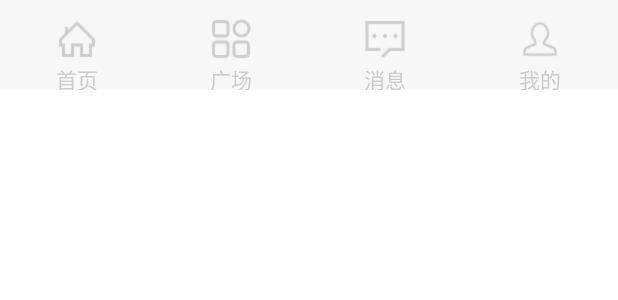
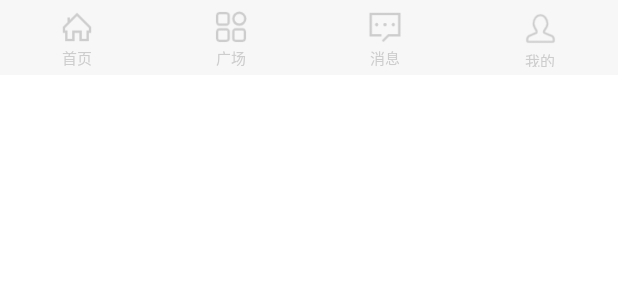
Before and after one commit to weiyuexin/tetl, an Android app: the layout bottom_layout.xml on its own in the app's theme, with its tools: preview values and no code run, on a phone screen of 412 x 824 dp. Shown: the top 300 px of the screen. Run offline under Robolectric (Android 15) with nearby library versions, the phone set to English and light mode, and no system bars.

Commit message:
修改一些显示效果

```diff
--- a/app/src/main/java/top/weiyuexin/tetl/HomeFragment.java
+++ b/app/src/main/java/top/weiyuexin/tetl/HomeFragment.java
@@ -134,7 +134,7 @@ public class HomeFragment extends Fragment {
                 TypedValue.COMPLEX_UNIT_DIP, 4, dm));
         // 设置Tab标题文字的大小
         home_tabs.setTextSize((int) TypedValue.applyDimension(
-                TypedValue.COMPLEX_UNIT_SP, 16, dm));
+                TypedValue.COMPLEX_UNIT_SP, 13, dm));
         // 设置Tab Indicator的颜色
         home_tabs.setIndicatorColor(Color.parseColor("#45c01a"));
         // 取消点击Tab时的背景色
--- a/app/src/main/res/layout/activity_search.xml
+++ b/app/src/main/res/layout/activity_search.xml
@@ -25,8 +25,8 @@
             android:background="@drawable/corners_bg">
 
             <ImageView
-                android:layout_width="20dp"
-                android:layout_height="20dp"
+                android:layout_width="17dp"
+                android:layout_height="17dp"
                 android:layout_marginLeft="10dp"
                 android:src="@drawable/search"/>
             <EditText
--- a/app/src/main/res/layout/bottom_layout.xml
+++ b/app/src/main/res/layout/bottom_layout.xml
@@ -1,8 +1,10 @@
 <?xml version="1.0" encoding="utf-8"?>
 <LinearLayout xmlns:android="http://schemas.android.com/apk/res/android"
     android:orientation="horizontal" android:layout_width="match_parent"
-    android:layout_height="60dp"
-    android:paddingTop="10dp"
+    android:layout_height="50dp"
+    android:paddingTop="5dp"
+    android:paddingBottom="5dp"
+    android:gravity="center"
     android:background="@color/gray">
 
     <LinearLayout
@@ -14,8 +16,8 @@
         android:orientation="vertical"
         android:id="@+id/tab_home">
         <ImageView
-            android:layout_width="32dp"
-            android:layout_height="32dp"
+            android:layout_width="25dp"
+            android:layout_height="25dp"
             android:id="@+id/tab_iv_home"
             android:background="@drawable/tab_home"/>
         <TextView
@@ -23,6 +25,7 @@
             android:layout_height="wrap_content"
             android:id="@+id/tab_tv_home"
             android:gravity="center"
+            android:textSize="10sp"
             android:textColor="@color/tab_unselected"
             android:text="首页"/>
     </LinearLayout>
@@ -36,8 +39,8 @@
         android:orientation="vertical"
         android:id="@+id/tab_square">
         <ImageView
-            android:layout_width="32dp"
-            android:layout_height="32dp"
+            android:layout_width="25dp"
+            android:layout_height="25dp"
             android:id="@+id/tab_iv_square"
             android:background="@drawable/tab_square"/>
         <TextView
@@ -45,6 +48,7 @@
             android:layout_height="wrap_content"
             android:id="@+id/tab_tv_square"
             android:gravity="center"
+            android:textSize="10sp"
             android:textColor="@color/tab_unselected"
             android:text="广场"/>
     </LinearLayout>
@@ -57,8 +61,8 @@
         android:orientation="vertical"
         android:id="@+id/tab_message">
         <ImageView
-            android:layout_width="32dp"
-            android:layout_height="32dp"
+            android:layout_width="25dp"
+            android:layout_height="25dp"
             android:id="@+id/tab_iv_message"
             android:background="@drawable/tab_message"/>
         <TextView
@@ -66,6 +70,7 @@
             android:layout_height="wrap_content"
             android:id="@+id/tab_tv_message"
             android:gravity="center"
+            android:textSize="10sp"
             android:textColor="@color/tab_unselected"
             android:text="消息"/>
     </LinearLayout>
@@ -78,8 +83,8 @@
         android:orientation="vertical"
         android:id="@+id/tab_profile">
         <ImageView
-            android:layout_width="32dp"
-            android:layout_height="32dp"
+            android:layout_width="27dp"
+            android:layout_height="27dp"
             android:id="@+id/tab_iv_profile"
             android:background="@drawable/tab_profile"/>
         <TextView
@@ -87,6 +92,7 @@
             android:layout_height="wrap_content"
             android:id="@+id/tab_tv_profile"
             android:gravity="center"
+            android:textSize="10sp"
             android:textColor="@color/tab_unselected"
             android:text="我的"/>
     </LinearLayout>
--- a/app/src/main/res/values/themes.xml
+++ b/app/src/main/res/values/themes.xml
@@ -2,9 +2,9 @@
     <!-- Base application theme. -->
     <style name="Theme.TETL" parent="Theme.MaterialComponents.DayNight.NoActionBar">
         <!-- Primary brand color. -->
-        <item name="colorPrimary">@color/purple_500</item>
-        <item name="colorPrimaryVariant">@color/purple_700</item>
-        <item name="colorOnPrimary">@color/white</item>
+        <item name="colorPrimary">@color/black</item>
+        <item name="colorPrimaryVariant">@color/gray</item>
+        <item name="colorOnPrimary">@color/black</item>
         <!-- Secondary brand color. -->
         <item name="colorSecondary">@color/teal_200</item>
         <item name="colorSecondaryVariant">@color/teal_700</item>
```
Also changed, not shown: app/src/main/res/layout/activity_article_content.xml (+6 -5 lines), app/src/main/res/layout/fragment_home.xml (+5 -4 lines), app/src/main/res/layout/list_items_article.xml (+10 -5 lines), 2 other files.
